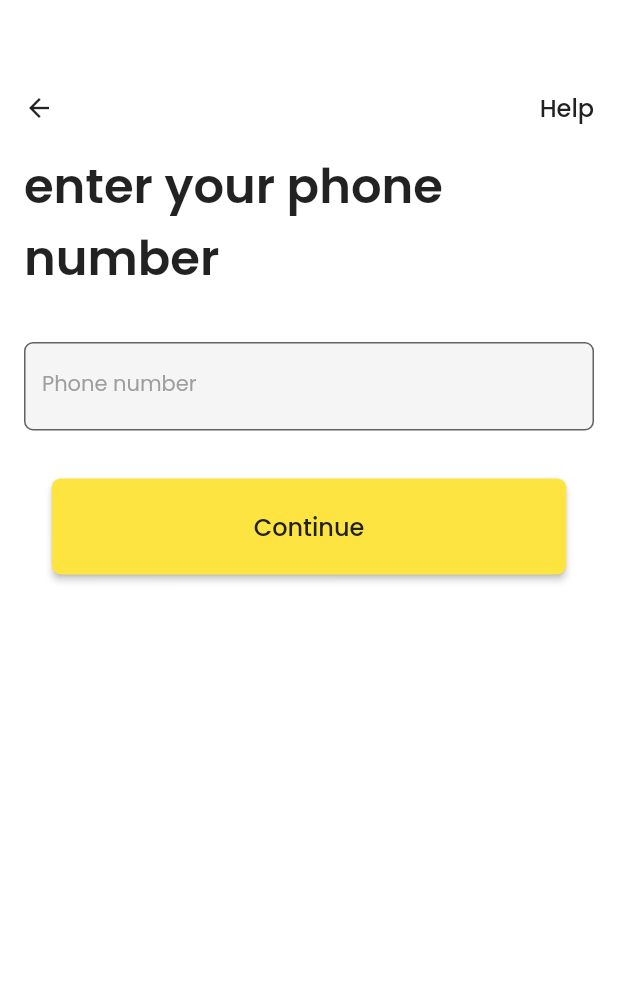
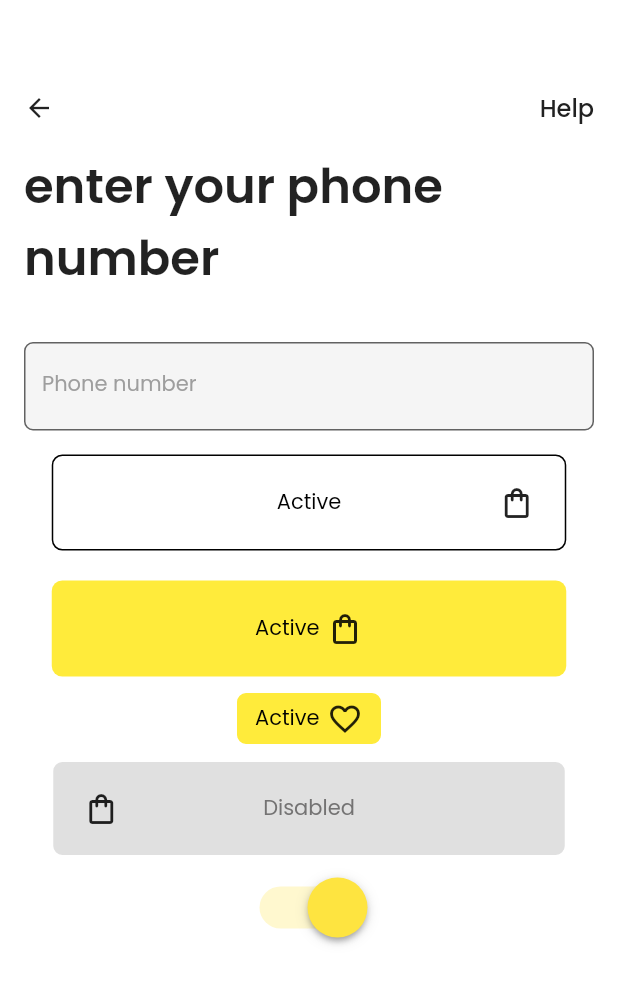
Before and after one commit to Lokal-Entrepreneurs-Pvt-Ltd/service-product-marketplace-app, a Flutter app: the screen it shows after launch, on a phone screen of 412 x 824 dp. Shown: the top 984 px of the screen. Run offline on Flutter 3.47's test engine with Material 2 defaults, Android fonts, the phone set to English and light mode, and no system bars; our stand-ins replace google_fonts.

Commit message:
buttons and switch added

```diff
--- a/lib/pages/login.dart
+++ b/lib/pages/login.dart
@@ -3,6 +3,9 @@ import 'package:flutter/src/foundation/key.dart';
 import 'package:flutter/src/widgets/framework.dart';
 import 'package:google_fonts/google_fonts.dart';
 import 'package:login/pages/otp.dart';
+import 'package:login/widgets/app_button.dart';
+import 'package:login/widgets/extremeIconButton.dart';
+import 'package:login/widgets/toggleSwitch.dart';
 import '../utils/routes.dart';
 
 class LoginPage extends StatelessWidget {
@@ -51,14 +54,13 @@ class LoginPage extends StatelessWidget {
                 labelStyle: GoogleFonts.poppins(
                     fontWeight: FontWeight.w400,
                     fontSize: 14,
-                    color: Color(0xff9E9E9E)
-                  ),
+                    color: Color(0xff9E9E9E)),
                 fillColor: Color(0xffF5F5F5),
                 filled: true,
 
                 // icon: Icon.,
                 focusedBorder: OutlineInputBorder(
-                    borderSide: BorderSide(width: 3, color:Color(0xffE0E0E0)),
+                  borderSide: BorderSide(width: 3, color: Color(0xffE0E0E0)),
                 ),
                 border: OutlineInputBorder(
                     borderSide: BorderSide(color: Color(0xffE0E0E0)),
@@ -66,28 +68,84 @@ class LoginPage extends StatelessWidget {
               ),
             ),
           ),
+          // Container(
+          //   padding: EdgeInsets.fromLTRB(16, 16, 16, 16),
+          //   child: ElevatedButton(
+          //       style: ElevatedButton.styleFrom(
+          //           minimumSize: Size(343, 64),
+          //           primary: Color(0xffFEE440),
+          //           shape: new RoundedRectangleBorder(
+          //               borderRadius: new BorderRadius.circular(6))),
+          //       child: Text(
+          //         "Continue",
+          //         style: GoogleFonts.poppins(
+          //             fontSize: 16,
+          //             fontWeight: FontWeight.w500,
+          //             color: Color(0xff212121)),
+          //       ),
+          //       onPressed: () {
+          //         Navigator.pushNamed(context, MyRoutes.otp);
+          //       }),
+          // ),
           Container(
-                padding: EdgeInsets.fromLTRB(16, 16, 16, 16),
-                child: ElevatedButton(
-                    style: ElevatedButton.styleFrom(
-                        minimumSize: Size(343, 64), primary: Color(0xffFEE440),
-                        shape: new RoundedRectangleBorder(
-                          borderRadius: new BorderRadius.circular(6)
-                        )
-
+            child: extremeIconButton(
+                textColor: Colors.black,
+                backgroundColor: Colors.white,
+                borderColor: Colors.black,
+                text: "Active",
+                trailingIcon: Icon(Icons.shopping_bag_outlined),
+                //leadingIcon: Icon(Icons.favorite_border_outlined),
+                heightSize: 64,
+                widthSize: 343),
           ),
-                    child: Text(
-                      "Continue",
-                      style: GoogleFonts.poppins(
-                          fontSize: 16,
-                          fontWeight: FontWeight.w500,
-                          color: Color(0xff212121)),
+          SizedBox(height: 20),
+          Container(
+            child: AppButton(
+              textColor: Colors.black,
+              backgroundColor: Colors.yellow,
+              borderColor: Colors.transparent,
+              text: "Active",
+              widthSize: 343,
+              heightSize: 64,
+              trailingIcon: Icon(Icons.shopping_bag_outlined),
             ),
-
-                    onPressed: () {
-                      Navigator.pushNamed(context, MyRoutes.otp);
-                    }))
+          ),
+          SizedBox(height: 10),
+          Container(
+            child: AppButton(
+                textColor: Colors.black,
+                backgroundColor: Colors.yellow,
+                borderColor: Colors.white,
+                text: "Active",
+                trailingIcon: Icon(Icons.favorite_border_outlined),
+                heightSize: 36,
+                widthSize: 98),
+          ),
+          SizedBox(height: 10),
+          Container(
+            child: extremeIconButton(
+                textColor: Color.fromARGB(255, 116, 115, 115),
+                backgroundColor: Color.fromRGBO(224, 224, 224, 1.0),
+                borderColor: Colors.white,
+                text: "Disabled",
+                leadingIcon: Icon(Icons.shopping_bag_outlined),
+                heightSize: 64,
+                widthSize: 343),
+          ),
+          SizedBox(height: 10),
+          Container(
+            child: Transform.scale(
+              scale: 2,
+              child: toggleSwitch(
+                activetopColor: Color(0xffFEE440),
+                activebackgroundColor: Color(0xffFFF8CF),
+                inactivebackgroundColor: Color(0xffEEEEEE),
+                inactivetopColor: Color(0xffF5F5F5),
+              ),
+            ),
+          ),
         ],
-        ));
+      ),
+    );
   }
 }
--- /dev/null
+++ b/lib/widgets/app_button.dart
@@ -0,0 +1,91 @@
+import 'package:google_fonts/google_fonts.dart';
+import 'package:flutter/material.dart';
+//import 'package:flutter/src/foundation/key.dart';
+//import 'package:flutter/src/widgets/framework.dart';
+
+class AppButton extends StatelessWidget {
+  final Color textColor;
+  final Color backgroundColor;
+  final Color borderColor;
+  final String text;
+  double widthSize;
+  double heightSize;
+  final trailingIcon;
+  final leadingIcon;
+  // final xstartIcon;
+  // final xendIcon;
+  // final nextIcon;
+  // final beforeIcon;
+
+  AppButton({
+    Key? key,
+    required this.textColor,
+    required this.backgroundColor,
+    required this.borderColor,
+    required this.text,
+    required this.widthSize,
+    required this.heightSize,
+    this.trailingIcon,
+    this.leadingIcon,
+    // this.beforeIcon,
+    // this.nextIcon,
+    // this.xendIcon,
+    // this.xstartIcon,
+  }) : super(key: key);
+
+  @override
+  Widget build(BuildContext context) {
+    return Container(
+      width: widthSize,
+      height: heightSize,
+      decoration: BoxDecoration(
+        color: backgroundColor,
+        borderRadius: BorderRadius.circular(7),
+        border: Border.all(color: borderColor, width: 1.0),
+      ),
+      child: Row(
+        mainAxisAlignment: MainAxisAlignment.center,
+        children: [
+          Container(
+            child: _buildLeadingIcon(leadingIcon),
+          ),
+          Center(
+            child: Text(
+              text,
+              style: GoogleFonts.poppins(color: textColor),
+            ),
+          ),
+          Container(
+            child: _buildTrailingIcon(trailingIcon),
+          ),
+        ],
+      ),
+    );
+  }
+}
+
+Widget _buildTrailingIcon(final trailingIcon) {
+  if (trailingIcon != null) {
+    return Row(
+      //mainAxisAlignment: MainAxisAlignment.center,
+      children: <Widget>[
+        SizedBox(width: 5),
+        //Spacer(),
+        trailingIcon,
+      ],
+    );
+  }
+  return Container();
+}
+
+Widget _buildLeadingIcon(final leadingIcon) {
+  if (leadingIcon != null) {
+    return Row(
+      children: <Widget>[
+        leadingIcon,
+        SizedBox(width: 5),
+      ],
+    );
+  }
+  return Container();
+}
--- /dev/null
+++ b/lib/widgets/extremeIconButton.dart
@@ -0,0 +1,93 @@
+import 'package:google_fonts/google_fonts.dart';
+import 'package:flutter/material.dart';
+//import 'package:flutter/src/foundation/key.dart';
+//import 'package:flutter/src/widgets/framework.dart';
+
+class extremeIconButton extends StatelessWidget {
+  final Color textColor;
+  final Color backgroundColor;
+  final Color borderColor;
+  final String text;
+  double widthSize;
+  double heightSize;
+  final trailingIcon;
+  final leadingIcon;
+
+  extremeIconButton({
+    Key? key,
+    required this.textColor,
+    required this.backgroundColor,
+    required this.borderColor,
+    required this.text,
+    required this.widthSize,
+    required this.heightSize,
+    this.trailingIcon,
+    this.leadingIcon,
+  }) : super(key: key);
+
+  @override
+  Widget build(BuildContext context) {
+    return Container(
+      width: widthSize,
+      height: heightSize,
+      decoration: BoxDecoration(
+        color: backgroundColor,
+        borderRadius: BorderRadius.circular(7),
+        border: Border.all(color: borderColor, width: 1.0),
+      ),
+      child: Row(
+        mainAxisAlignment: MainAxisAlignment.center,
+        children: [
+          Expanded(
+            child: Container(
+              margin: EdgeInsets.only(left: 20),
+              child: _buildLeadingIcon(leadingIcon),
+            ),
+          ),
+          Spacer(),
+          Expanded(
+            child: Center(
+              child: Text(
+                text,
+                style: GoogleFonts.poppins(color: textColor),
+              ),
+            ),
+          ),
+          Spacer(),
+          Expanded(
+            child: Container(
+              margin: EdgeInsets.only(right: 20),
+              child: _buildTrailingIcon(trailingIcon),
+            ),
+          ),
+        ],
+      ),
+    );
+  }
+}
+
+// after text icon
+Widget _buildTrailingIcon(final trailingIcon) {
+  if (trailingIcon != null) {
+    return Row(
+      mainAxisAlignment: MainAxisAlignment.end,
+      children: <Widget>[
+        SizedBox(width: 5),
+        trailingIcon,
+      ],
+    );
+  }
+  return Container();
+}
+
+Widget _buildLeadingIcon(final leadingIcon) {
+  if (leadingIcon != null) {
+    return Row(
+      children: <Widget>[
+        leadingIcon,
+        SizedBox(width: 5),
+      ],
+    );
+  }
+  return Container();
+}
--- /dev/null
+++ b/lib/widgets/toggleSwitch.dart
@@ -0,0 +1,53 @@
+import 'package:flutter/src/foundation/key.dart';
+import 'package:flutter/src/widgets/framework.dart';
+import 'package:flutter/material.dart';
+//import 'package:flutter_switch/flutter_switch.dart';
+
+class toggleSwitch extends StatefulWidget {
+  final Color activebackgroundColor;
+  final Color activetopColor;
+  final Color inactivebackgroundColor;
+  final Color inactivetopColor;
+
+  toggleSwitch({
+    Key? key,
+    required this.activetopColor,
+    required this.activebackgroundColor,
+    required this.inactivebackgroundColor,
+    required this.inactivetopColor,
+    //required this.isSwitched,
+  }) : super(key: key);
+
+  @override
+  State<toggleSwitch> createState() => _toggleSwitchState(
+        this.activetopColor,
+        this.activebackgroundColor,
+        this.inactivebackgroundColor,
+        this.inactivetopColor,
+      );
+}
+
+class _toggleSwitchState extends State<toggleSwitch> {
+  final Color activebackgroundColor;
+  final Color activetopColor;
+  final Color inactivebackgroundColor;
+  final Color inactivetopColor;
+  bool isSwitched = true;
+
+  _toggleSwitchState(this.activetopColor, this.activebackgroundColor,
+      this.inactivetopColor, this.inactivebackgroundColor);
+
+  @override
+  Widget build(BuildContext context) {
+    return Container(
+      child: Switch(
+        activeColor: activetopColor,
+        activeTrackColor: activebackgroundColor,
+        inactiveThumbColor: inactivetopColor,
+        inactiveTrackColor: inactivebackgroundColor,
+        value: isSwitched,
+        onChanged: (value) => setState(() => isSwitched = value),
+      ),
+    );
+  }
+}
```
Lines whose indentation alone changed are shown as unchanged.
